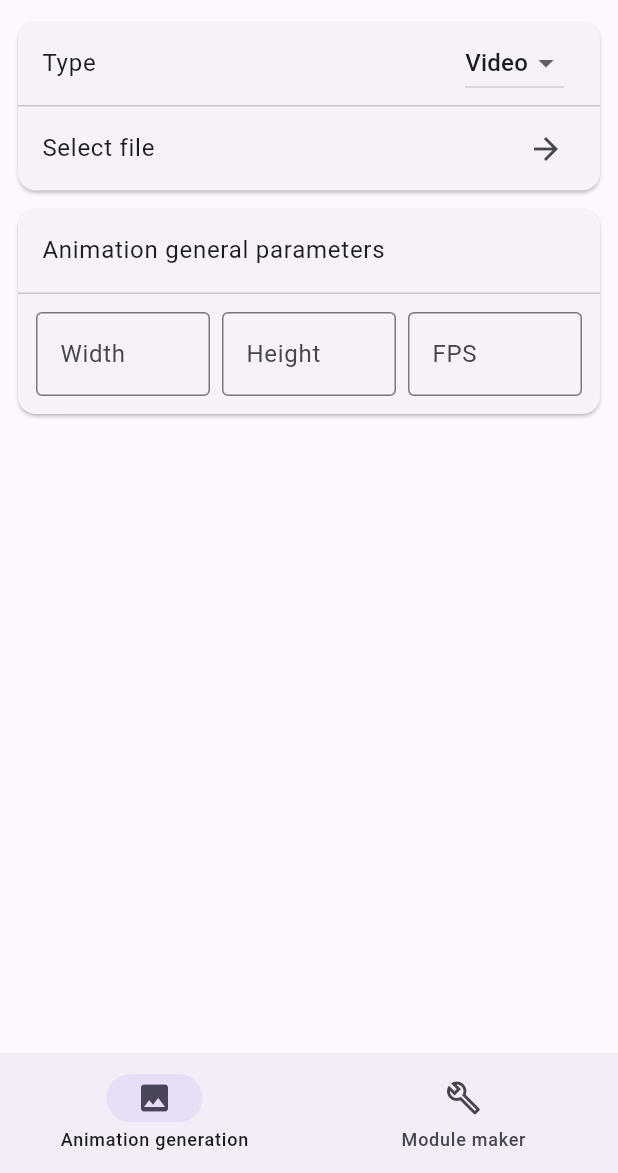
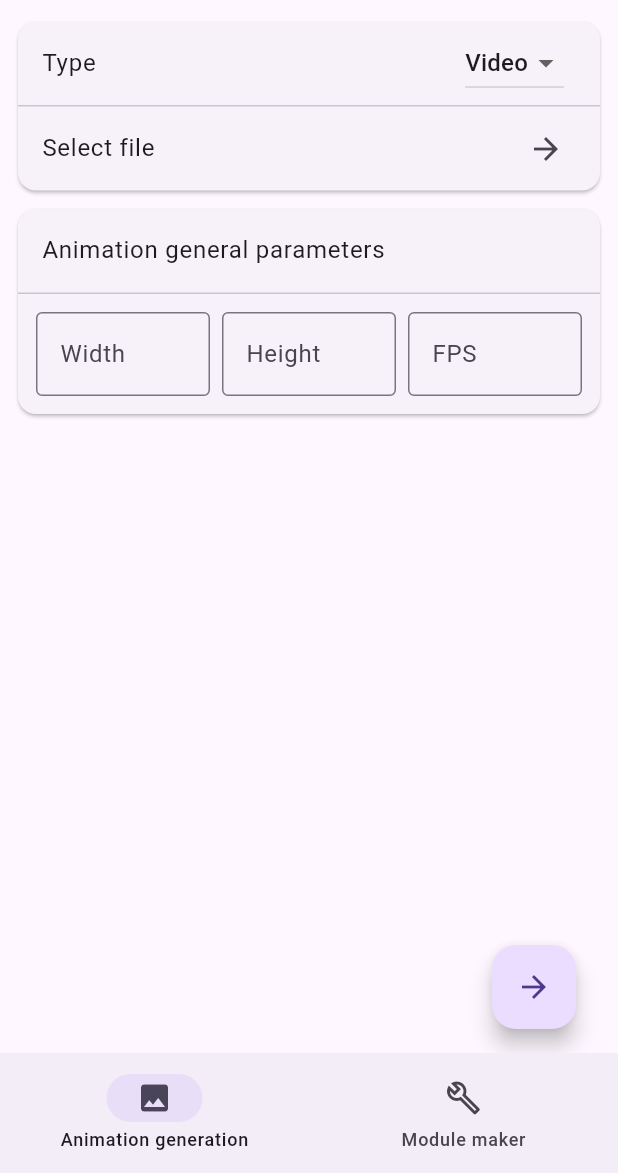
Before and after one commit to StaticReflection/BootAnimationMaker, a Flutter app: the screen it shows after launch, on a phone screen of 412 x 824 dp, the part 63-1236 px from its top. Run offline on Flutter 3.47's test engine with Material 3 defaults, Android fonts, the phone set to English and light mode, and no system bars; our stand-ins replace file_picker, get; generated files the repository leaves out were written again.

Commit message:
feat(bootanimation): add start button for generation

```diff
--- a/lib/app/modules/home/pages/boot_animation/page.dart
+++ b/lib/app/modules/home/pages/boot_animation/page.dart
@@ -10,8 +10,18 @@ class BootAnimationPage extends GetView<BootAnimationController> {
 
   @override
   Widget build(BuildContext context) {
-    return const Expanded(
-        child: Column(
+    // return const Expanded(
+    //     child: Column(
+    //   children: [
+    //     BootAnimationSourceTypeWidget(),
+    //     SizedBox(height: 12),
+    //     BootanimationPropertiiesWidget(),
+    //     SizedBox(height: 12),
+    //     BootAnimationListWidget(),
+    //   ],
+    // ));
+    return Scaffold(
+      body: const Column(
         children: [
           BootAnimationSourceTypeWidget(),
           SizedBox(height: 12),
@@ -19,6 +29,11 @@ class BootAnimationPage extends GetView<BootAnimationController> {
           SizedBox(height: 12),
           BootAnimationListWidget(),
         ],
-    ));
+      ),
+      floatingActionButton: FloatingActionButton(
+        onPressed: () {},
+        child: const Icon(Icons.arrow_forward),
+      ),
+    );
   }
 }
--- a/lib/app/modules/home/pages/boot_animation/widgets/bootanimation_list.dart
+++ b/lib/app/modules/home/pages/boot_animation/widgets/bootanimation_list.dart
@@ -9,19 +9,21 @@ class BootAnimationListWidget extends GetView<BootAnimationController> {
   @override
   Widget build(BuildContext context) {
     return Flexible(
-        // height: 1000,
-        child: Obx(() => ReorderableListView.builder(
-            itemCount: controller.fileNameList.length,
-            onReorder: _onReorder,
-            itemBuilder: (context, index) {
-              return Column(
-                key: ValueKey(controller.fileNameList[index]),
-                children: [
-                  if (index > 0) const SizedBox(height: 12),
-                  BootAnimationItemWidget(index)
-                ],
-              );
-            })));
+      child: Obx(
+        () => ReorderableListView.builder(
+          padding: const EdgeInsets.only(bottom: 96),
+          itemCount: controller.fileNameList.length,
+          onReorder: _onReorder,
+          itemBuilder: (context, index) {
+            return Container(
+              margin: const EdgeInsets.only(bottom: 12),
+              key: ValueKey(controller.fileNameList[index]),
+              child: BootAnimationItemWidget(index),
+            );
+          },
+        ),
+      ),
+    );
   }
 }
 
```
Lines whose indentation alone changed are shown as unchanged.
